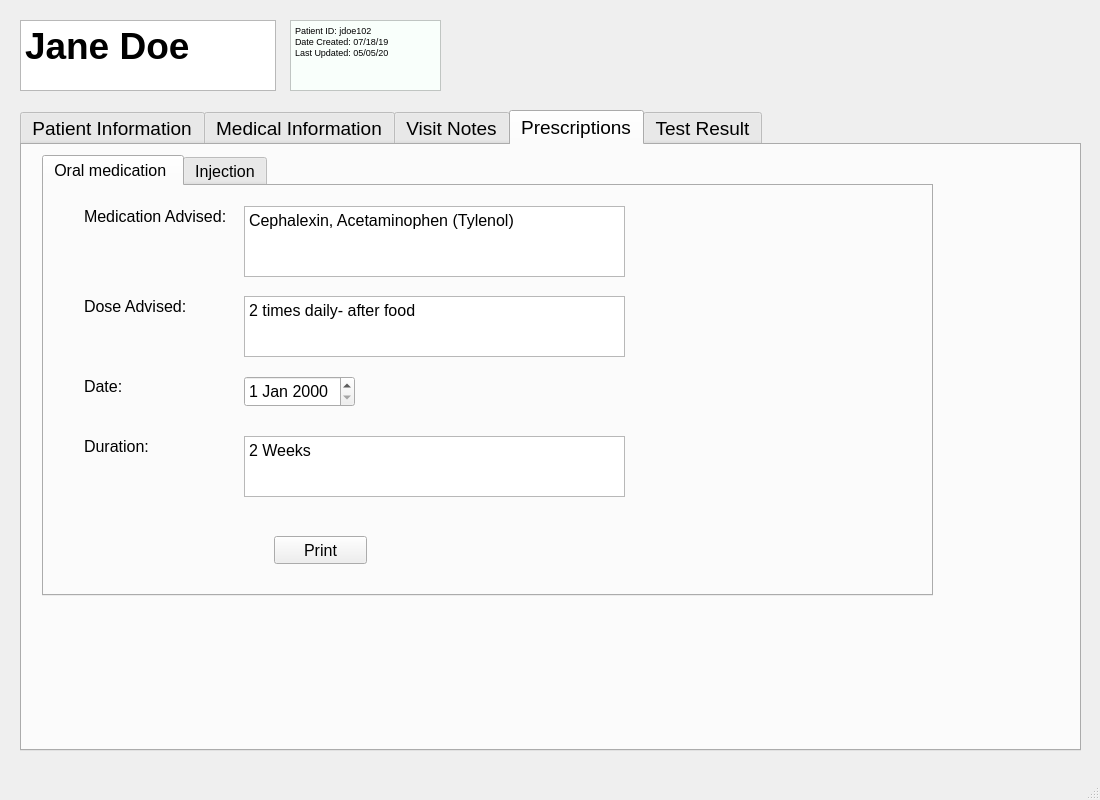
First picture: the form in UIFile/PatientProfile.ui, repository congnguyen53/FantasticFour, before the edit.
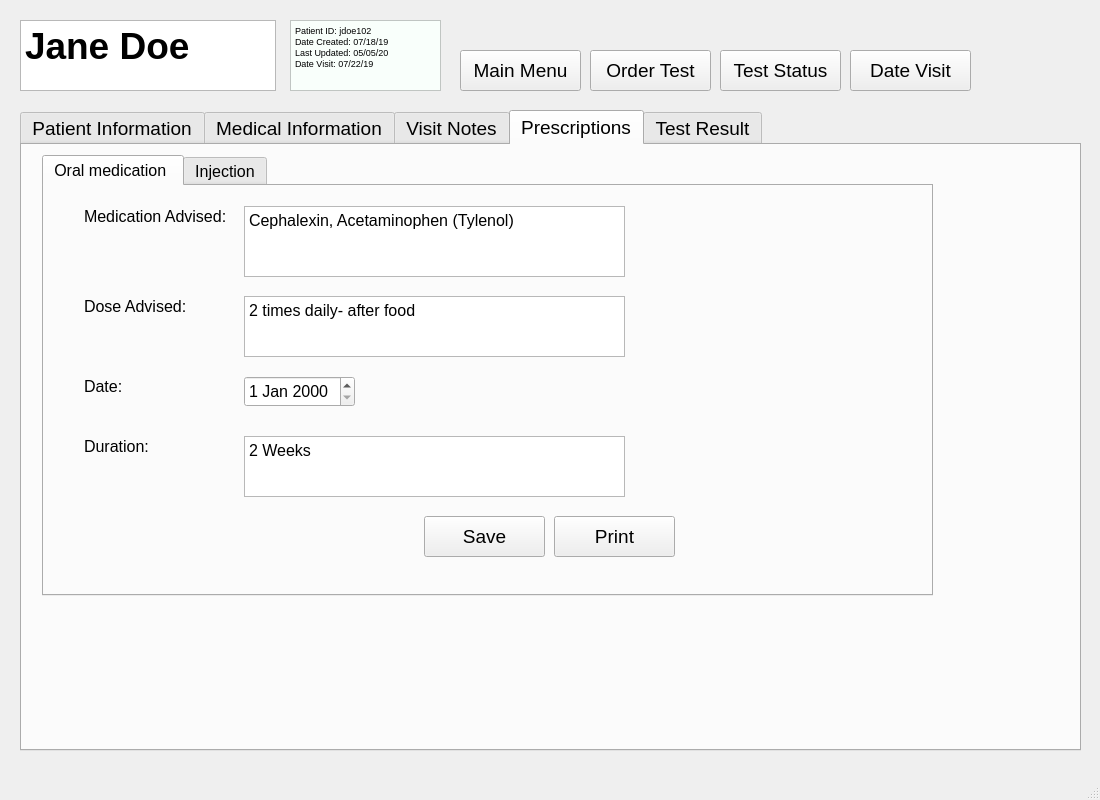
Second picture: the form after the edit. The open tabs and pages were chosen to show the change.

```diff
--- a/UIFile/PatientProfile.ui
+++ b/UIFile/PatientProfile.ui
@@ -63,6 +63,7 @@
 &lt;p style=&quot; margin-top:0px; margin-bottom:0px; margin-left:0px; margin-right:0px; -qt-block-indent:0; text-indent:0px;&quot;&gt;&lt;span style=&quot; font-size:7pt;&quot;&gt;Patient ID: jdoe102&lt;/span&gt;&lt;/p&gt;
 &lt;p style=&quot; margin-top:0px; margin-bottom:0px; margin-left:0px; margin-right:0px; -qt-block-indent:0; text-indent:0px;&quot;&gt;&lt;span style=&quot; font-size:7pt;&quot;&gt;Date Created: 07/18/19&lt;/span&gt;&lt;/p&gt;
 &lt;p style=&quot; margin-top:0px; margin-bottom:0px; margin-left:0px; margin-right:0px; -qt-block-indent:0; text-indent:0px;&quot;&gt;&lt;span style=&quot; font-size:7pt;&quot;&gt;Last Updated: 05/05/20&lt;/span&gt;&lt;/p&gt;
+&lt;p style=&quot; margin-top:0px; margin-bottom:0px; margin-left:0px; margin-right:0px; -qt-block-indent:0; text-indent:0px;&quot;&gt;&lt;span style=&quot; font-size:7pt;&quot;&gt;Date Visit: 07/22/19&lt;/span&gt;&lt;/p&gt;
 &lt;p style=&quot;-qt-paragraph-type:empty; margin-top:0px; margin-bottom:0px; margin-left:0px; margin-right:0px; -qt-block-indent:0; text-indent:0px; font-size:7pt;&quot;&gt;&lt;br /&gt;&lt;/p&gt;&lt;/body&gt;&lt;/html&gt;</string>
     </property>
    </widget>
@@ -1226,12 +1227,17 @@
        <widget class="QPushButton" name="pushButton">
         <property name="geometry">
          <rect>
-          <x>230</x>
-          <y>350</y>
-          <width>93</width>
-          <height>28</height>
+          <x>510</x>
+          <y>330</y>
+          <width>121</width>
+          <height>41</height>
          </rect>
         </property>
+        <property name="font">
+         <font>
+          <pointsize>14</pointsize>
+         </font>
+        </property>
         <property name="text">
          <string>Print</string>
         </property>
@@ -1371,6 +1377,24 @@
          <string>Dose Advised:</string>
         </property>
        </widget>
+       <widget class="QToolButton" name="toolButton_7">
+        <property name="geometry">
+         <rect>
+          <x>380</x>
+          <y>330</y>
+          <width>121</width>
+          <height>41</height>
+         </rect>
+        </property>
+        <property name="font">
+         <font>
+          <pointsize>14</pointsize>
+         </font>
+        </property>
+        <property name="text">
+         <string>Save</string>
+        </property>
+       </widget>
       </widget>
       <widget class="QWidget" name="injection">
        <attribute name="title">
@@ -2502,6 +2526,78 @@
      </widget>
     </widget>
    </widget>
+   <widget class="QToolButton" name="toolButton">
+    <property name="geometry">
+     <rect>
+      <x>460</x>
+      <y>50</y>
+      <width>121</width>
+      <height>41</height>
+     </rect>
+    </property>
+    <property name="font">
+     <font>
+      <pointsize>14</pointsize>
+     </font>
+    </property>
+    <property name="text">
+     <string>Main Menu</string>
+    </property>
+   </widget>
+   <widget class="QToolButton" name="toolButton_2">
+    <property name="geometry">
+     <rect>
+      <x>590</x>
+      <y>50</y>
+      <width>121</width>
+      <height>41</height>
+     </rect>
+    </property>
+    <property name="font">
+     <font>
+      <pointsize>14</pointsize>
+     </font>
+    </property>
+    <property name="text">
+     <string>Order Test</string>
+    </property>
+   </widget>
+   <widget class="QToolButton" name="toolButton_8">
+    <property name="geometry">
+     <rect>
+      <x>720</x>
+      <y>50</y>
+      <width>121</width>
+      <height>41</height>
+     </rect>
+    </property>
+    <property name="font">
+     <font>
+      <pointsize>14</pointsize>
+     </font>
+    </property>
+    <property name="text">
+     <string>Test Status</string>
+    </property>
+   </widget>
+   <widget class="QToolButton" name="toolButton_9">
+    <property name="geometry">
+     <rect>
+      <x>850</x>
+      <y>50</y>
+      <width>121</width>
+      <height>41</height>
+     </rect>
+    </property>
+    <property name="font">
+     <font>
+      <pointsize>14</pointsize>
+     </font>
+    </property>
+    <property name="text">
+     <string>Date Visit</string>
+    </property>
+   </widget>
    <zorder>patientprofile_tab</zorder>
    <zorder>textBrowser</zorder>
    <zorder>textBrowser_2</zorder>
```
Left out of the diff: 111 changed lines with no effect on the pictures.
